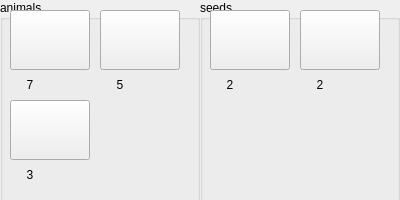
Old version of the form farming/selection.ui in the repository MeHunter2004/Farming.
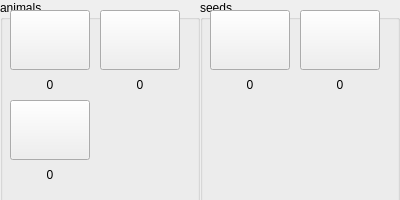
New version of the form. Icons and pictures are not drawn.

```diff
--- a/farming/selection.ui
+++ b/farming/selection.ui
@@ -79,14 +79,14 @@
    <widget class="QLabel" name="label">
     <property name="geometry">
      <rect>
-      <x>10</x>
+      <x>30</x>
       <y>75</y>
       <width>40</width>
       <height>20</height>
      </rect>
     </property>
     <property name="text">
-     <string>7</string>
+     <string>0</string>
     </property>
     <property name="alignment">
      <set>Qt::AlignCenter</set>
@@ -95,30 +95,14 @@
    <widget class="QLabel" name="label_2">
     <property name="geometry">
      <rect>
-      <x>50</x>
+      <x>120</x>
       <y>75</y>
-      <width>20</width>
-      <height>20</height>
-     </rect>
-    </property>
-    <property name="styleSheet">
-     <string notr="true">image: url(:/new/prefix1/images12/coin.png);</string>
-    </property>
-    <property name="text">
-     <string/>
-    </property>
-   </widget>
-   <widget class="QLabel" name="label_3">
-    <property name="geometry">
-     <rect>
-      <x>100</x>
-      <y>75</y>
       <width>40</width>
       <height>20</height>
      </rect>
     </property>
     <property name="text">
-     <string>5</string>
+     <string>0</string>
     </property>
     <property name="alignment">
      <set>Qt::AlignCenter</set>
@@ -127,51 +111,19 @@
    <widget class="QLabel" name="label_4">
     <property name="geometry">
      <rect>
-      <x>10</x>
+      <x>30</x>
       <y>165</y>
       <width>40</width>
       <height>20</height>
      </rect>
     </property>
     <property name="text">
-     <string>3</string>
+     <string>0</string>
     </property>
     <property name="alignment">
      <set>Qt::AlignCenter</set>
     </property>
    </widget>
-   <widget class="QLabel" name="label_7">
-    <property name="geometry">
-     <rect>
-      <x>50</x>
-      <y>165</y>
-      <width>20</width>
-      <height>20</height>
-     </rect>
-    </property>
-    <property name="styleSheet">
-     <string notr="true">image: url(:/new/prefix1/images12/coin.png);</string>
-    </property>
-    <property name="text">
-     <string/>
-    </property>
-   </widget>
-   <widget class="QLabel" name="label_8">
-    <property name="geometry">
-     <rect>
-      <x>140</x>
-      <y>75</y>
-      <width>20</width>
-      <height>20</height>
-     </rect>
-    </property>
-    <property name="styleSheet">
-     <string notr="true">image: url(:/new/prefix1/images12/coin.png);</string>
-    </property>
-    <property name="text">
-     <string/>
-    </property>
-   </widget>
   </widget>
   <widget class="QGroupBox" name="seeds_groupBox">
    <property name="geometry">
@@ -220,14 +172,14 @@
    <widget class="QLabel" name="label_5">
     <property name="geometry">
      <rect>
-      <x>100</x>
+      <x>120</x>
       <y>75</y>
       <width>40</width>
       <height>20</height>
      </rect>
     </property>
     <property name="text">
-     <string>2</string>
+     <string>0</string>
     </property>
     <property name="alignment">
      <set>Qt::AlignCenter</set>
@@ -236,51 +188,19 @@
    <widget class="QLabel" name="label_6">
     <property name="geometry">
      <rect>
-      <x>10</x>
+      <x>30</x>
       <y>75</y>
       <width>40</width>
       <height>20</height>
      </rect>
     </property>
     <property name="text">
-     <string>2</string>
+     <string>0</string>
     </property>
     <property name="alignment">
      <set>Qt::AlignCenter</set>
     </property>
    </widget>
-   <widget class="QLabel" name="label_9">
-    <property name="geometry">
-     <rect>
-      <x>140</x>
-      <y>75</y>
-      <width>20</width>
-      <height>20</height>
-     </rect>
-    </property>
-    <property name="styleSheet">
-     <string notr="true">image: url(:/new/prefix1/images12/coin.png);</string>
-    </property>
-    <property name="text">
-     <string/>
-    </property>
-   </widget>
-   <widget class="QLabel" name="label_10">
-    <property name="geometry">
-     <rect>
-      <x>50</x>
-      <y>75</y>
-      <width>20</width>
-      <height>20</height>
-     </rect>
-    </property>
-    <property name="styleSheet">
-     <string notr="true">image: url(:/new/prefix1/images12/coin.png);</string>
-    </property>
-    <property name="text">
-     <string/>
-    </property>
-   </widget>
   </widget>
  </widget>
  <resources/>
```
Left out of the diff: 12 changed lines with no effect on the pictures.
